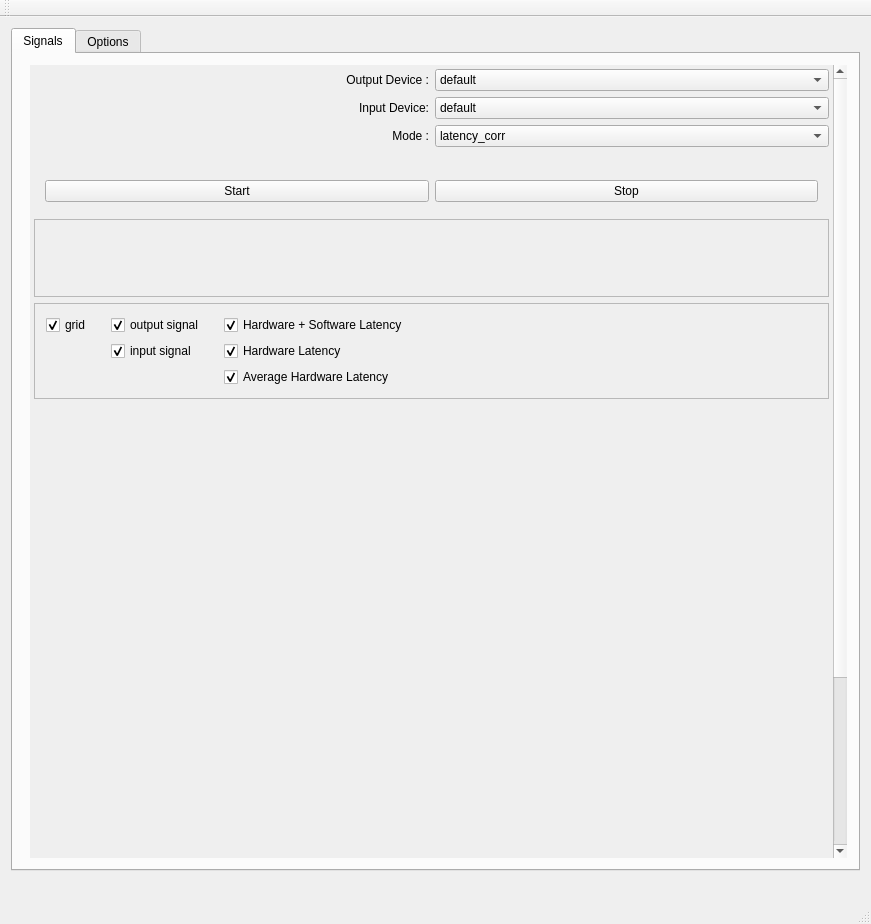
This is src/gui/MainWindow.ui in gavv/signal-estimator as Qt 5 draws it before an edit. The edited form follows.
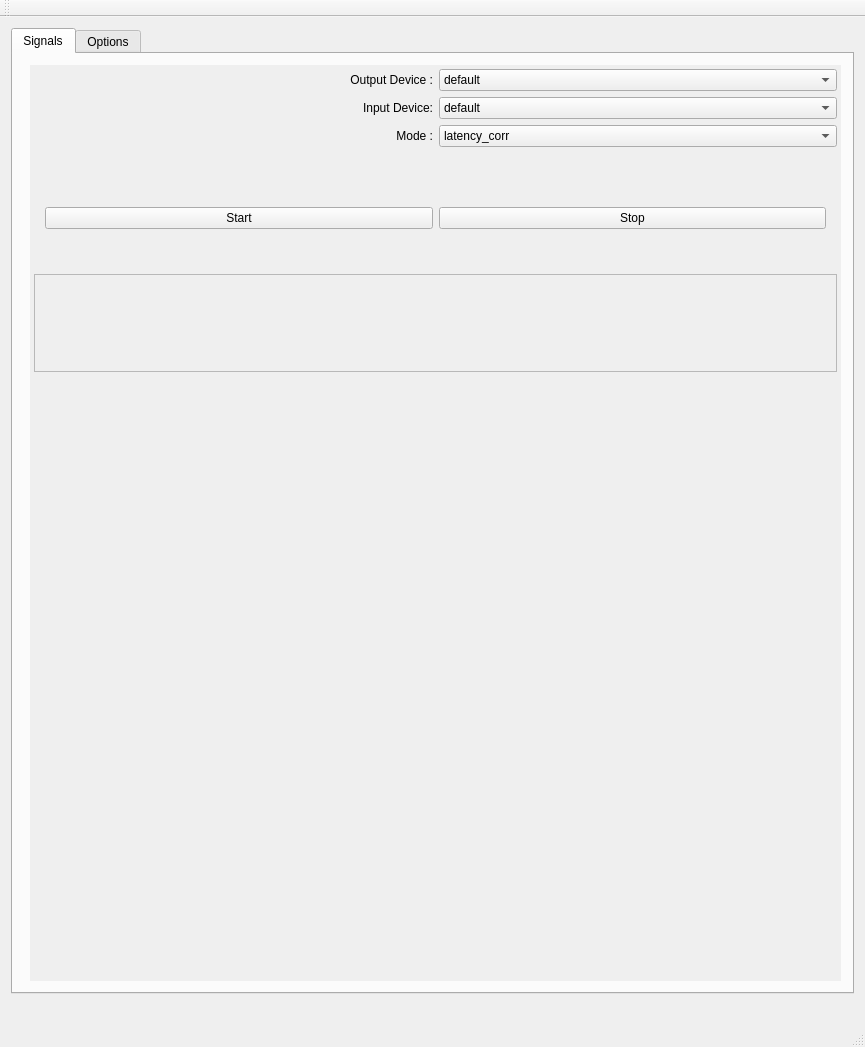
This is the edited form. Custom widgets are drawn as their Qt base class.

```diff
--- a/src/gui/MainWindow.ui
+++ b/src/gui/MainWindow.ui
@@ -6,8 +6,8 @@
    <rect>
     <x>0</x>
     <y>0</y>
-    <width>871</width>
-    <height>924</height>
+    <width>865</width>
+    <height>1047</height>
    </rect>
   </property>
   <property name="minimumSize">
@@ -36,7 +36,7 @@
           <property name="minimumSize">
            <size>
             <width>0</width>
-            <height>750</height>
+            <height>850</height>
            </size>
           </property>
           <property name="frameShape">
@@ -50,8 +50,8 @@
             <rect>
              <x>0</x>
              <y>0</y>
-             <width>812</width>
-             <height>1058</height>
+             <width>827</width>
+             <height>887</height>
             </rect>
            </property>
            <layout class="QVBoxLayout" name="verticalLayout">
@@ -276,103 +276,6 @@
               </layout>
              </widget>
             </item>
-            <item>
-             <widget class="QFrame" name="gridFrame">
-              <property name="autoFillBackground">
-               <bool>true</bool>
-              </property>
-              <property name="frameShape">
-               <enum>QFrame::StyledPanel</enum>
-              </property>
-              <property name="frameShadow">
-               <enum>QFrame::Raised</enum>
-              </property>
-              <property name="lineWidth">
-               <number>2</number>
-              </property>
-              <layout class="QGridLayout" name="gridLayout_2">
-               <property name="horizontalSpacing">
-                <number>20</number>
-               </property>
-               <item row="1" column="2">
-                <widget class="QCheckBox" name="CheckBoxData2">
-                 <property name="text">
-                  <string>Hardware Latency</string>
-                 </property>
-                 <property name="checked">
-                  <bool>true</bool>
-                 </property>
-                </widget>
-               </item>
-               <item row="0" column="0">
-                <widget class="QCheckBox" name="GridCheckBox">
-                 <property name="text">
-                  <string>grid</string>
-                 </property>
-                 <property name="checked">
-                  <bool>true</bool>
-                 </property>
-                </widget>
-               </item>
-               <item row="1" column="1">
-                <widget class="QCheckBox" name="CheckBoxIn">
-                 <property name="text">
-                  <string>input signal</string>
-                 </property>
-                 <property name="checked">
-                  <bool>true</bool>
-                 </property>
-                </widget>
-               </item>
-               <item row="0" column="2">
-                <widget class="QCheckBox" name="CheckBoxData1">
-                 <property name="text">
-                  <string>Hardware + Software Latency</string>
-                 </property>
-                 <property name="checked">
-                  <bool>true</bool>
-                 </property>
-                </widget>
-               </item>
-               <item row="2" column="2">
-                <widget class="QCheckBox" name="CheckBoxData3">
-                 <property name="text">
-                  <string>Average Hardware Latency</string>
-                 </property>
-                 <property name="checked">
-                  <bool>true</bool>
-                 </property>
-                </widget>
-               </item>
-               <item row="0" column="1">
-                <widget class="QCheckBox" name="CheckBoxOut">
-                 <property name="text">
-                  <string>output signal</string>
-                 </property>
-                 <property name="checked">
-                  <bool>true</bool>
-                 </property>
-                 <property name="tristate">
-                  <bool>false</bool>
-                 </property>
-                </widget>
-               </item>
-               <item row="0" column="3">
-                <spacer name="horizontalSpacer">
-                 <property name="orientation">
-                  <enum>Qt::Horizontal</enum>
-                 </property>
-                 <property name="sizeHint" stdset="0">
-                  <size>
-                   <width>40</width>
-                   <height>20</height>
-                  </size>
-                 </property>
-                </spacer>
-               </item>
-              </layout>
-             </widget>
-            </item>
             <item>
              <widget class="QFrame" name="frame_3">
               <property name="minimumSize">
@@ -400,7 +303,7 @@
               <property name="minimumSize">
                <size>
                 <width>0</width>
-                <height>200</height>
+                <height>150</height>
                </size>
               </property>
               <property name="autoReplot">
@@ -435,68 +338,37 @@
               <property name="minimumSize">
                <size>
                 <width>0</width>
-                <height>200</height>
+                <height>150</height>
                </size>
               </property>
              </widget>
             </item>
+            <item>
+             <widget class="QFrame" name="frame_4">
+              <property name="minimumSize">
+               <size>
+                <width>0</width>
+                <height>10</height>
+               </size>
+              </property>
+              <property name="frameShape">
+               <enum>QFrame::NoFrame</enum>
+              </property>
+              <property name="frameShadow">
+               <enum>QFrame::Raised</enum>
+              </property>
+             </widget>
+            </item>
             <item>
              <widget class="QwtPlot" name="ResultPlot2">
               <property name="minimumSize">
                <size>
                 <width>0</width>
-                <height>200</height>
+                <height>150</height>
                </size>
               </property>
              </widget>
             </item>
-            <item>
-             <layout class="QHBoxLayout" name="horizontalLayout_2">
-              <item>
-               <widget class="QLabel" name="CursorPositionLabel">
-                <property name="text">
-                 <string>(0,0)</string>
-                </property>
-               </widget>
-              </item>
-              <item>
-               <widget class="QFrame" name="frame_4">
-                <property name="minimumSize">
-                 <size>
-                  <width>20</width>
-                  <height>0</height>
-                 </size>
-                </property>
-                <property name="frameShape">
-                 <enum>QFrame::NoFrame</enum>
-                </property>
-                <property name="frameShadow">
-                 <enum>QFrame::Raised</enum>
-                </property>
-               </widget>
-              </item>
-              <item>
-               <spacer name="horizontalSpacer_2">
-                <property name="orientation">
-                 <enum>Qt::Horizontal</enum>
-                </property>
-                <property name="sizeHint" stdset="0">
-                 <size>
-                  <width>40</width>
-                  <height>20</height>
-                 </size>
-                </property>
-               </spacer>
-              </item>
-              <item>
-               <widget class="QLabel" name="CursorPositionLabelRight">
-                <property name="text">
-                 <string>(0,0)</string>
-                </property>
-               </widget>
-              </item>
-             </layout>
-            </item>
            </layout>
           </widget>
          </widget>
```
Left out of the diff: 2 changed lines with no effect on the pictures.
